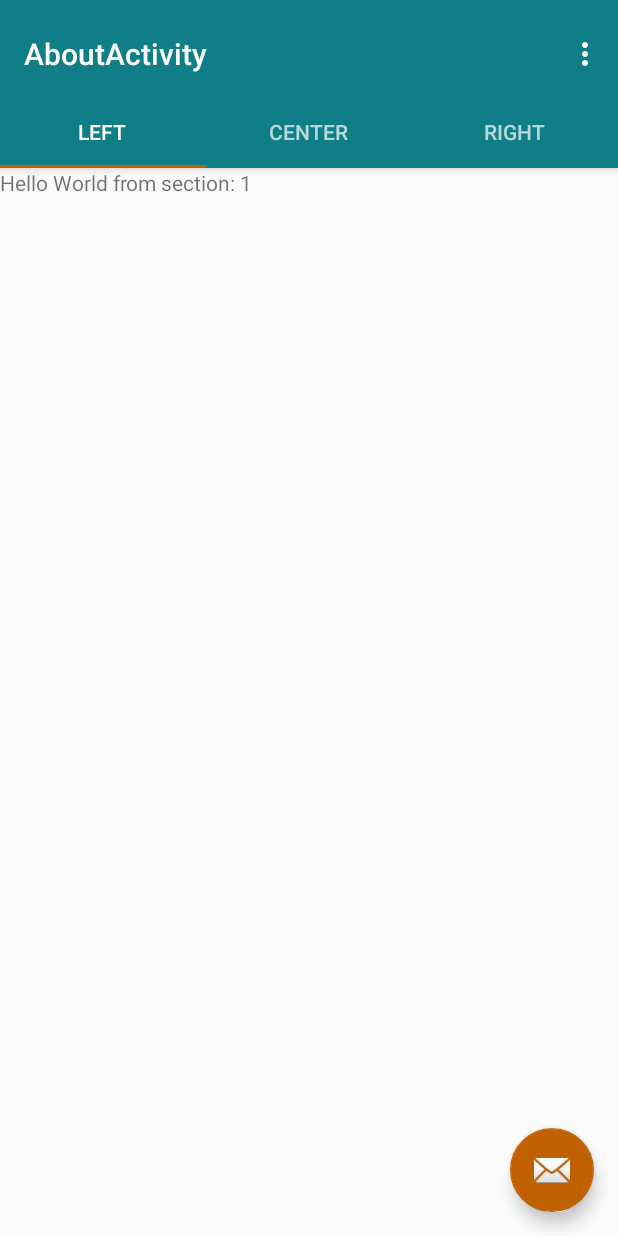
After one commit to cheinisch/petcheck, an Android app: the AboutActivity screen opened directly, with no data from a screen before it, on a phone screen of 412 x 824 dp. The commit adds this screen. Run offline under Robolectric (Android 15) with nearby library versions, the phone set to English and light mode, and no system bars.

Commit message:
Vorbereitungen für eine neue AboutSeite

```diff
--- a/app/src/main/AndroidManifest.xml
+++ b/app/src/main/AndroidManifest.xml
@@ -2,7 +2,7 @@
 <manifest xmlns:android="http://schemas.android.com/apk/res/android"
     package="de.christian_heinisch.petcheck">
 
-    <uses-permission android:name="android.permission.INTERNET"/>
+    <uses-permission android:name="android.permission.INTERNET" />
 
     <application
         android:allowBackup="true"
@@ -29,11 +29,19 @@
             <meta-data
                 android:name="android.support.PARENT_ACTIVITY"
                 android:value="de.christian_heinisch.petcheck.ItemListActivity" />
-        </activity><!-- ATTENTION: This was auto-generated to add Google Play services to your project for
-     App Indexing.  See https://g.co/AppIndexing/AndroidStudio for more information. -->
+        </activity>
+        <!--
+ ATTENTION: This was auto-generated to add Google Play services to your project for
+     App Indexing.  See https://g.co/AppIndexing/AndroidStudio for more information.
+        -->
         <meta-data
             android:name="com.google.android.gms.version"
             android:value="@integer/google_play_services_version" />
+
+        <activity
+            android:name=".AboutActivity"
+            android:label="@string/title_activity_about"
+            android:theme="@style/AppTheme.NoActionBar"></activity>
     </application>
 
 </manifest>
--- /dev/null
+++ b/app/src/main/java/de/christian_heinisch/petcheck/AboutActivity.java
@@ -0,0 +1,160 @@
+package de.christian_heinisch.petcheck;
+
+import android.support.design.widget.FloatingActionButton;
+import android.support.design.widget.Snackbar;
+import android.support.v7.app.AppCompatActivity;
+import android.support.v7.widget.Toolbar;
+
+import android.support.v4.app.Fragment;
+import android.support.v4.app.FragmentManager;
+import android.support.v4.app.FragmentPagerAdapter;
+import android.support.v4.view.ViewPager;
+import android.os.Bundle;
+import android.view.LayoutInflater;
+import android.view.Menu;
+import android.view.MenuItem;
+import android.view.View;
+import android.view.ViewGroup;
+
+import android.widget.TextView;
+
+public class AboutActivity extends AppCompatActivity {
+
+    /**
+     * The {@link android.support.v4.view.PagerAdapter} that will provide
+     * fragments for each of the sections. We use a
+     * {@link FragmentPagerAdapter} derivative, which will keep every
+     * loaded fragment in memory. If this becomes too memory intensive, it
+     * may be best to switch to a
+     * {@link android.support.v4.app.FragmentStatePagerAdapter}.
+     */
+    private SectionsPagerAdapter mSectionsPagerAdapter;
+
+    /**
+     * The {@link ViewPager} that will host the section contents.
+     */
+    private ViewPager mViewPager;
+
+    @Override
+    protected void onCreate(Bundle savedInstanceState) {
+        super.onCreate(savedInstanceState);
+        setContentView(R.layout.activity_about);
+
+        Toolbar toolbar = (Toolbar) findViewById(R.id.toolbar);
+        setSupportActionBar(toolbar);
+        // Create the adapter that will return a fragment for each of the three
+        // primary sections of the activity.
+        mSectionsPagerAdapter = new SectionsPagerAdapter(getSupportFragmentManager());
+
+        // Set up the ViewPager with the sections adapter.
+
+        mViewPager = (ViewPager) findViewById(R.id.container);
+        mViewPager.setAdapter(mSectionsPagerAdapter);
+
+
+        FloatingActionButton fab = (FloatingActionButton) findViewById(R.id.fab);
+        fab.setOnClickListener(new View.OnClickListener() {
+            @Override
+            public void onClick(View view) {
+                Snackbar.make(view, "Replace with your own action", Snackbar.LENGTH_LONG)
+                        .setAction("Action", null).show();
+            }
+        });
+
+    }
+
+
+    @Override
+    public boolean onCreateOptionsMenu(Menu menu) {
+        // Inflate the menu; this adds items to the action bar if it is present.
+        getMenuInflater().inflate(R.menu.menu_about, menu);
+        return true;
+    }
+
+    @Override
+    public boolean onOptionsItemSelected(MenuItem item) {
+        // Handle action bar item clicks here. The action bar will
+        // automatically handle clicks on the Home/Up button, so long
+        // as you specify a parent activity in AndroidManifest.xml.
+        int id = item.getItemId();
+
+        //noinspection SimplifiableIfStatement
+        if (id == R.id.action_settings) {
+            return true;
+        }
+
+        return super.onOptionsItemSelected(item);
+    }
+
+    /**
+     * A placeholder fragment containing a simple view.
+     */
+    public static class PlaceholderFragment extends Fragment {
+        /**
+         * The fragment argument representing the section number for this
+         * fragment.
+         */
+        private static final String ARG_SECTION_NUMBER = "section_number";
+
+        public PlaceholderFragment() {
+        }
+
+        /**
+         * Returns a new instance of this fragment for the given section
+         * number.
+         */
+        public static PlaceholderFragment newInstance(int sectionNumber) {
+            PlaceholderFragment fragment = new PlaceholderFragment();
+            Bundle args = new Bundle();
+            args.putInt(ARG_SECTION_NUMBER, sectionNumber);
+            fragment.setArguments(args);
+            return fragment;
+        }
+
+        @Override
+        public View onCreateView(LayoutInflater inflater, ViewGroup container,
+                                 Bundle savedInstanceState) {
+            View rootView = inflater.inflate(R.layout.fragment_about_new, container, false);
+            TextView textView = (TextView) rootView.findViewById(R.id.section_label);
+            textView.setText(getString(R.string.section_format, getArguments().getInt(ARG_SECTION_NUMBER)));
+            return rootView;
+        }
+    }
+
+    /**
+     * A {@link FragmentPagerAdapter} that returns a fragment corresponding to
+     * one of the sections/tabs/pages.
+     */
+    public class SectionsPagerAdapter extends FragmentPagerAdapter {
+
+        public SectionsPagerAdapter(FragmentManager fm) {
+            super(fm);
+        }
+
+        @Override
+        public Fragment getItem(int position) {
+            // getItem is called to instantiate the fragment for the given page.
+            // Return a PlaceholderFragment (defined as a static inner class below).
+            return PlaceholderFragment.newInstance(position + 1);
+        }
+
+        @Override
+        public int getCount() {
+            // Show 3 total pages.
+            return 3;
+        }
+
+        @Override
+        public CharSequence getPageTitle(int position) {
+            switch (position) {
+                case 0:
+                    return "SECTION 1";
+                case 1:
+                    return "SECTION 2";
+                case 2:
+                    return "SECTION 3";
+            }
+            return null;
+        }
+    }
+}
--- a/app/src/main/java/de/christian_heinisch/petcheck/MainActivity.java
+++ b/app/src/main/java/de/christian_heinisch/petcheck/MainActivity.java
@@ -16,6 +16,7 @@
 import android.widget.TextView;
 
 import java.io.InputStream;
+
 
 public class MainActivity extends AppCompatActivity
         implements NavigationView.OnNavigationItemSelectedListener {
@@ -121,6 +122,8 @@
             )
                     .addToBackStack(null)
                     .commit();
+
+            /*about();*/
         }
 
         return super.onOptionsItemSelected(item);
@@ -261,4 +264,9 @@
 
     }
 
+    public void about(){
+        Intent intent = new Intent(this, AboutActivity.class);
+        startActivity(intent);
+    }
+
 }
--- /dev/null
+++ b/app/src/main/res/layout/activity_about.xml
@@ -0,0 +1,64 @@
+<?xml version="1.0" encoding="utf-8"?>
+<android.support.design.widget.CoordinatorLayout xmlns:android="http://schemas.android.com/apk/res/android"
+    xmlns:app="http://schemas.android.com/apk/res-auto"
+    xmlns:tools="http://schemas.android.com/tools"
+    android:id="@+id/main_content"
+    android:layout_width="match_parent"
+    android:layout_height="match_parent"
+    android:fitsSystemWindows="true"
+    tools:context="de.christian_heinisch.petcheck.AboutActivity">
+
+    <android.support.design.widget.AppBarLayout
+        android:id="@+id/appbar"
+        android:layout_width="match_parent"
+        android:layout_height="wrap_content"
+        android:paddingTop="@dimen/appbar_padding_top"
+        android:theme="@style/AppTheme.AppBarOverlay">
+
+        <android.support.v7.widget.Toolbar
+            android:id="@+id/toolbar"
+            android:layout_width="match_parent"
+            android:layout_height="?attr/actionBarSize"
+            android:background="?attr/colorPrimary"
+            app:layout_scrollFlags="scroll|enterAlways"
+            app:popupTheme="@style/AppTheme.PopupOverlay">
+
+        </android.support.v7.widget.Toolbar>
+
+        <android.support.design.widget.TabLayout
+            android:layout_width="match_parent"
+            android:layout_height="match_parent">
+
+            <android.support.design.widget.TabItem
+                android:layout_width="wrap_content"
+                android:layout_height="wrap_content"
+                android:text="Left" />
+
+            <android.support.design.widget.TabItem
+                android:layout_width="wrap_content"
+                android:layout_height="wrap_content"
+                android:text="Center" />
+
+            <android.support.design.widget.TabItem
+                android:layout_width="wrap_content"
+                android:layout_height="wrap_content"
+                android:text="Right" />
+        </android.support.design.widget.TabLayout>
+
+    </android.support.design.widget.AppBarLayout>
+
+    <android.support.v4.view.ViewPager
+        android:id="@+id/container"
+        android:layout_width="match_parent"
+        android:layout_height="match_parent"
+        app:layout_behavior="@string/appbar_scrolling_view_behavior" />
+
+    <android.support.design.widget.FloatingActionButton
+        android:id="@+id/fab"
+        android:layout_width="wrap_content"
+        android:layout_height="wrap_content"
+        android:layout_gravity="end|bottom"
+        android:layout_margin="@dimen/fab_margin"
+        app:srcCompat="@android:drawable/ic_dialog_email" />
+
+</android.support.design.widget.CoordinatorLayout>
--- /dev/null
+++ b/app/src/main/res/layout/fragment_about_new.xml
@@ -0,0 +1,16 @@
+<RelativeLayout xmlns:android="http://schemas.android.com/apk/res/android"
+    xmlns:tools="http://schemas.android.com/tools"
+    android:layout_width="match_parent"
+    android:layout_height="match_parent"
+    android:paddingBottom="@dimen/activity_vertical_margin"
+    android:paddingLeft="@dimen/activity_horizontal_margin"
+    android:paddingRight="@dimen/activity_horizontal_margin"
+    android:paddingTop="@dimen/activity_vertical_margin"
+    tools:context="de.christian_heinisch.petcheck.AboutActivity$PlaceholderFragment">
+
+    <TextView
+        android:id="@+id/section_label"
+        android:layout_width="wrap_content"
+        android:layout_height="wrap_content" />
+
+</RelativeLayout>
--- /dev/null
+++ b/app/src/main/res/menu/menu_about.xml
@@ -0,0 +1,10 @@
+<menu xmlns:android="http://schemas.android.com/apk/res/android"
+    xmlns:app="http://schemas.android.com/apk/res-auto"
+    xmlns:tools="http://schemas.android.com/tools"
+    tools:context="de.christian_heinisch.petcheck.AboutActivity">
+    <item
+        android:id="@+id/action_settings"
+        android:orderInCategory="100"
+        android:title="@string/action_settings"
+        app:showAsAction="never" />
+</menu>
--- a/app/src/main/res/values/dimens.xml
+++ b/app/src/main/res/values/dimens.xml
@@ -9,4 +9,5 @@
     <dimen name="text_margin">16dp</dimen>
     <dimen name="app_bar_height">200dp</dimen>
     <dimen name="item_width">200dp</dimen>
+    <dimen name="appbar_padding_top">8dp</dimen>
 </resources>
--- a/app/src/main/res/values/strings.xml
+++ b/app/src/main/res/values/strings.xml
@@ -50,4 +50,6 @@
     <!-- TODO: Strings für Einstellungen -->
     <string name="setting_head">Einstellungen</string>
     <string name="setting_reset_button">Einstellungen zurücksetzten</string>
+    <string name="title_activity_about">AboutActivity</string>
+    <string name="section_format">Hello World from section: %1$d</string>
 </resources>
--- a/app/src/main/res/values/styles.xml
+++ b/app/src/main/res/values/styles.xml
@@ -17,4 +17,4 @@
 
     <style name="AppTheme.PopupOverlay" parent="ThemeOverlay.AppCompat.Light" />
 
-    </resources>
+</resources>
```
